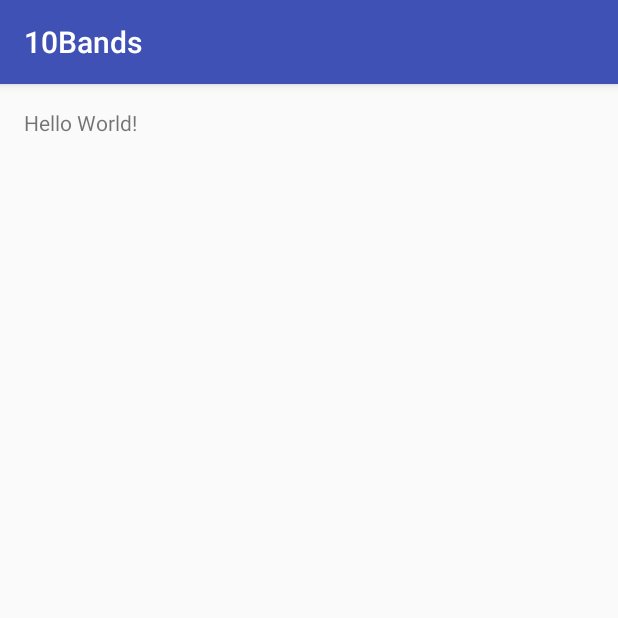
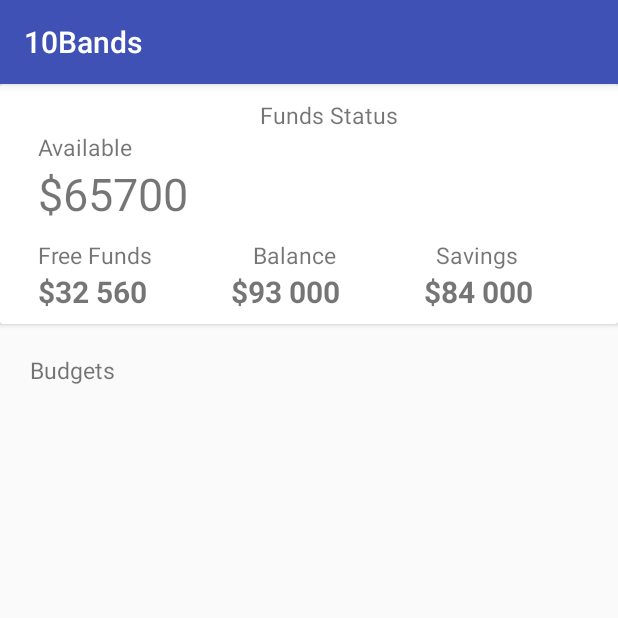
Before and after one commit to Steams/10Bands, an Android app: the screen it shows after launch (MainActivity), on a phone screen of 412 x 824 dp, the top half of it. Run offline under Robolectric (Android 15) with nearby library versions, the phone set to English and light mode, and no system bars.

Commit message:
Funds breakdown initial UI design

```diff
--- a/app/build.gradle
+++ b/app/build.gradle
@@ -23,4 +23,7 @@ dependencies {
     compile fileTree(dir: 'libs', include: ['*.jar'])
     testCompile 'junit:junit:4.12'
     compile 'com.android.support:appcompat-v7:24.1.1'
+    compile 'com.android.support:design:24.2.1'
+    compile 'com.android.support:cardview-v7:24.2.0'
+    compile 'com.android.support.constraint:constraint-layout:1.0.0-alpha9'
 }
--- a/app/src/main/AndroidManifest.xml
+++ b/app/src/main/AndroidManifest.xml
@@ -17,4 +17,13 @@
         </activity>
     </application>
 
+    <supports-screens
+        android:normalScreens="true"
+
+        android:xlargeScreens="false"
+        android:largeScreens="false"
+        android:smallScreens="false"
+        >
+    </supports-screens>
+
 </manifest>
--- a/app/src/main/res/layout/activity_main.xml
+++ b/app/src/main/res/layout/activity_main.xml
@@ -1,16 +1,114 @@
 <?xml version="1.0" encoding="utf-8"?>
-<RelativeLayout xmlns:android="http://schemas.android.com/apk/res/android"
+<android.support.constraint.ConstraintLayout xmlns:android="http://schemas.android.com/apk/res/android"
     xmlns:tools="http://schemas.android.com/tools"
     android:layout_width="match_parent"
     android:layout_height="match_parent"
-    android:paddingBottom="@dimen/activity_vertical_margin"
-    android:paddingLeft="@dimen/activity_horizontal_margin"
-    android:paddingRight="@dimen/activity_horizontal_margin"
-    android:paddingTop="@dimen/activity_vertical_margin"
+    xmlns:grid="http://schemas.android.com/apk/res-auto"
     tools:context="com.example.steams.a10bands.MainActivity">
 
-    <TextView
-        android:layout_width="wrap_content"
+    <android.support.v7.widget.CardView
+        android:id="@+id/status_container"
+        android:layout_width="0dp"
+        grid:cardBackgroundColor="@color/cardview_light_background"
+        android:layout_height="160dp"
+        grid:layout_constraintTop_toTopOf="parent"
+        grid:layout_constraintRight_toRightOf="parent"
+        grid:layout_constraintLeft_toLeftOf="parent">
+
+        <LinearLayout
+            android:paddingLeft="25dp"
+            android:orientation="vertical"
+            android:layout_width="match_parent"
+            android:paddingTop="10dp"
+            android:layout_height="match_parent">
+
+            <TextView
+                android:text="Funds Status"
+                android:layout_width="match_parent"
+                android:layout_height="wrap_content"
+                android:id="@+id/status_header"
+                android:textAlignment="center"
+                android:textSize="15dp"
+                />
+
+            <TextView
+                android:text="Available"
+                android:layout_width="match_parent"
+                android:layout_height="wrap_content"
+                android:textSize="15dp"
+                android:id="@+id/mainfunds_label" />
+
+            <TextView
+                android:text="$65700"
+                android:layout_width="match_parent"
+                android:layout_height="wrap_content"
+                android:textSize="30dp"
+                android:id="@+id/available_funds" />
+
+            <LinearLayout
+                android:orientation="horizontal"
+                android:layout_width="match_parent"
+                android:paddingTop="10dp"
+                android:layout_height="wrap_content">
+
+                <TextView
+                    android:text="Free Funds"
+                    android:layout_width="wrap_content"
+                    android:layout_height="wrap_content"
+                    style="@style/smallFundsLabel"/>
+                <TextView
+                    android:text="Balance"
+                    android:layout_width="wrap_content"
+                    android:layout_height="wrap_content"
+                    style="@style/smallFundsLabel"/>
+                <TextView
+                    android:text="Savings"
+                    android:layout_width="wrap_content"
+                    android:layout_height="wrap_content"
+                    style="@style/smallFundsLabel"/>
+            </LinearLayout>
+
+            <LinearLayout
+                android:orientation="horizontal"
+                android:layout_width="match_parent"
+                android:layout_height="match_parent">
+
+                <TextView
+                    android:text="$32 560"
+                    android:layout_width="wrap_content"
+                    android:layout_height="wrap_content"
+                    style="@style/smallFundsValue"/>
+                <TextView
+                    android:text="$93 000"
+                    android:layout_width="wrap_content"
+                    android:layout_height="wrap_content"
+                    style="@style/smallFundsValue"/>
+                <TextView
+                    android:text="$84 000"
+                    android:layout_width="wrap_content"
+                    android:layout_height="wrap_content"
+                    style="@style/smallFundsValue"/>
+            </LinearLayout>
+        </LinearLayout>
+
+    </android.support.v7.widget.CardView>
+
+    <LinearLayout
+        android:orientation="vertical"
+        android:layout_width="393dp"
         android:layout_height="wrap_content"
-        android:text="Hello World!" />
-</RelativeLayout>
+        android:paddingTop="20dp"
+        android:paddingLeft="20dp"
+        grid:layout_constraintTop_toBottomOf="@+id/status_container"
+        tools:layout_editor_absoluteX="0dp">
+
+        <TextView
+            android:text="Budgets"
+            android:layout_width="match_parent"
+            android:layout_height="wrap_content"
+            style="@style/categoryLabel"
+            android:id="@+id/budgets_label" />
+
+    </LinearLayout>
+
+</android.support.constraint.ConstraintLayout>
--- a/app/src/main/res/values/colors.xml
+++ b/app/src/main/res/values/colors.xml
@@ -2,5 +2,5 @@
 <resources>
     <color name="colorPrimary">#3F51B5</color>
     <color name="colorPrimaryDark">#303F9F</color>
-    <color name="colorAccent">#FF4081</color>
+    <color name="colorAccent">#ff4081</color>
 </resources>
--- a/app/src/main/res/values/strings.xml
+++ b/app/src/main/res/values/strings.xml
@@ -1,3 +1,7 @@
 <resources>
     <string name="app_name">10Bands</string>
+    <string name="free_funds_label">Free Funds</string>
+    <string name="available_funds_label">Available</string>
+    <string name="total_funds_label">Total</string>
+    <string name="savings_label">Savings</string>
 </resources>
--- a/app/src/main/res/values/styles.xml
+++ b/app/src/main/res/values/styles.xml
@@ -8,4 +8,20 @@
         <item name="colorAccent">@color/colorAccent</item>
     </style>
 
+    <style name="smallFundsLabel" >
+        <item name="android:textSize">15dp</item>
+        <item name="android:layout_weight">0.33</item>
+    </style>
+
+    <style name="smallFundsValue" >
+        <item name="android:textSize">20dp</item>
+        <item name="android:textStyle">bold</item>
+        <item name="android:layout_weight">0.33</item>
+    </style>
+
+    <style name="categoryLabel" >
+        <item name="android:textSize">15dp</item>
+        <item name="android:layout_weight">0.33</item>
+    </style>
+
 </resources>
--- a/build.gradle
+++ b/build.gradle
@@ -5,7 +5,7 @@ buildscript {
         jcenter()
     }
     dependencies {
-        classpath 'com.android.tools.build:gradle:2.1.2'
+        classpath 'com.android.tools.build:gradle:2.2.1'
 
         // NOTE: Do not place your application dependencies here; they belong
         // in the individual module build.gradle files
```
Also changed, not shown: gradle/wrapper/gradle-wrapper.properties.
